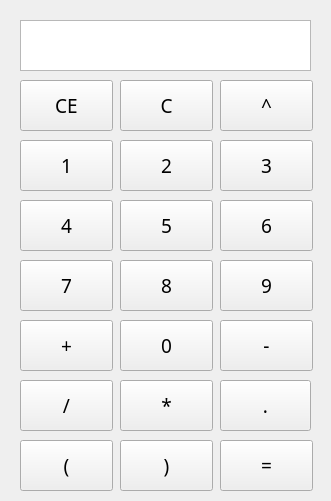
The window that calculator.ui (goglevivan2/Calculator) describes before a commit, drawn with Qt 5.
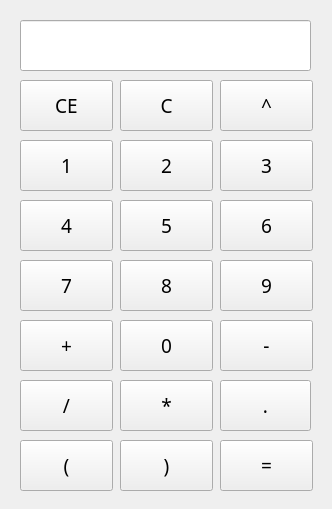
The same window after the commit.

```diff
--- a/calculator.ui
+++ b/calculator.ui
@@ -6,8 +6,8 @@
    <rect>
     <x>0</x>
     <y>0</y>
-    <width>331</width>
-    <height>501</height>
+    <width>332</width>
+    <height>509</height>
    </rect>
   </property>
   <property name="font">
@@ -19,6 +19,19 @@
   <property name="windowTitle">
    <string>Calculator</string>
   </property>
+  <property name="styleSheet">
+   <string notr="true">
+
+QPushButton{
+	text-align: center;
+}
+QPushButton:hover{
+	background-color:silver;
+}
+QPushButton:pressed{
+	background-color:gray;
+}</string>
+  </property>
   <widget class="QPushButton" name="pushButton_1">
    <property name="geometry">
     <rect>
@@ -390,21 +403,6 @@
     <string>C</string>
    </property>
   </widget>
-  <widget class="QTextEdit" name="textEdit">
-   <property name="geometry">
-    <rect>
-     <x>20</x>
-     <y>20</y>
-     <width>291</width>
-     <height>51</height>
-    </rect>
-   </property>
-   <property name="font">
-    <font>
-     <pointsize>16</pointsize>
-    </font>
-   </property>
-  </widget>
   <widget class="QPushButton" name="pushButton">
    <property name="geometry">
     <rect>
@@ -418,6 +416,25 @@
     <string>.</string>
    </property>
   </widget>
+  <widget class="QLineEdit" name="lineEdit">
+   <property name="geometry">
+    <rect>
+     <x>20</x>
+     <y>20</y>
+     <width>291</width>
+     <height>51</height>
+    </rect>
+   </property>
+   <property name="font">
+    <font>
+     <family>RedDeadCyrillic2</family>
+     <pointsize>16</pointsize>
+    </font>
+   </property>
+   <property name="styleSheet">
+    <string notr="true"/>
+   </property>
+  </widget>
  </widget>
  <resources/>
  <connections/>
```
Left out of the diff: 12 changed lines with no effect on the pictures.
